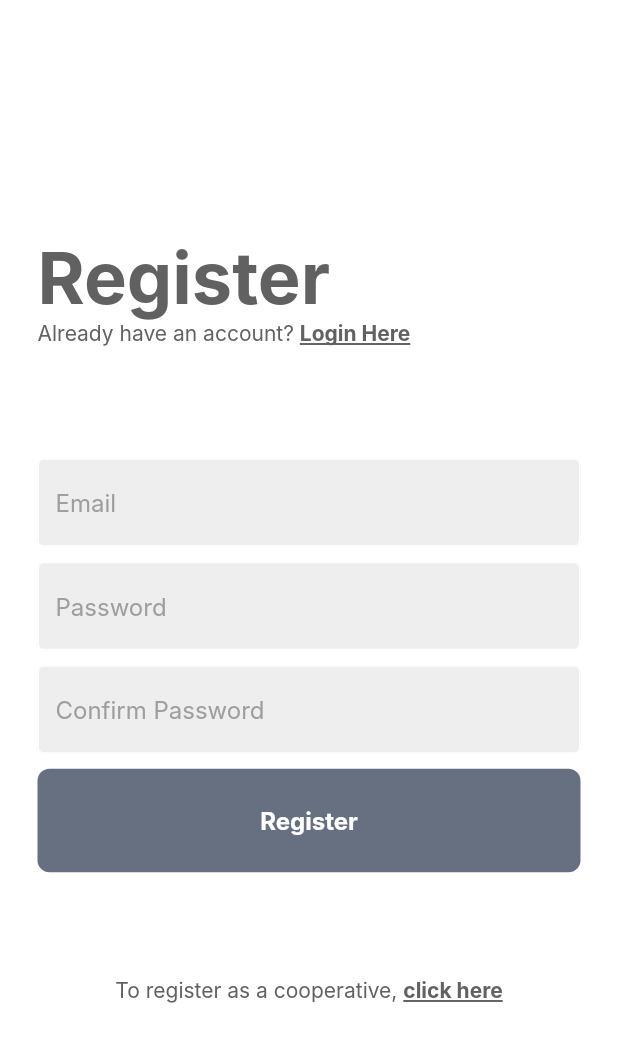
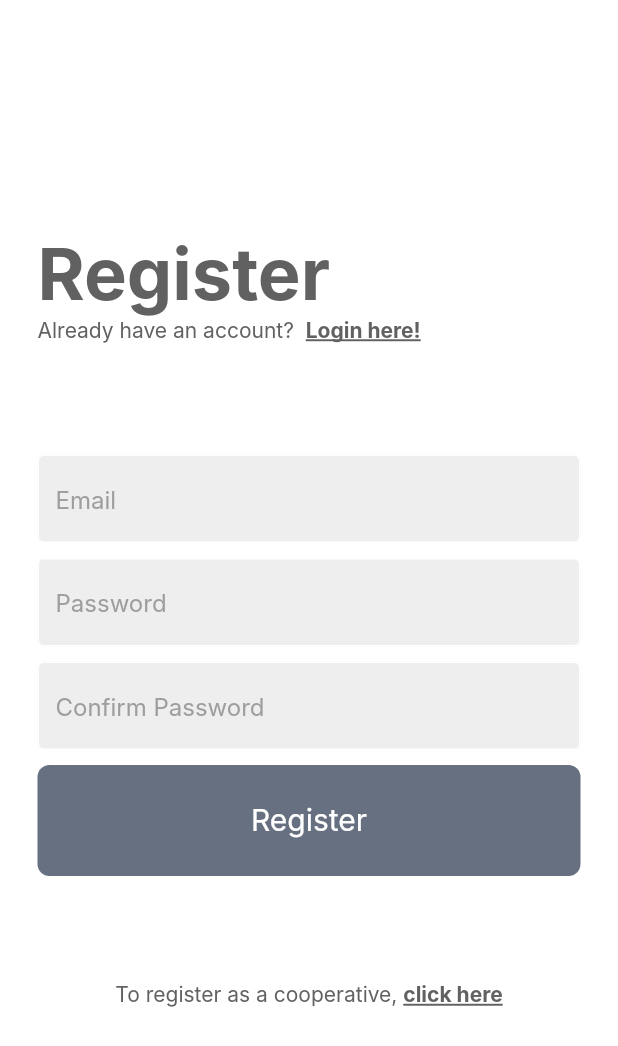
Before and after one commit to Villy15/cooptourism, a Flutter app: the screen it shows after launch, after a tap on "Register now!", on a phone screen of 412 x 824 dp. Shown: the top 1046 px of the screen. Run offline on Flutter 3.47's test engine with Material 2 defaults, Android fonts, the phone set to English and light mode, and no system bars; Roboto replaces fonts that are missing (Inter).

Commit message:
Add theme in main

```diff
--- a/lib/components/button.dart
+++ b/lib/components/button.dart
@@ -23,11 +23,9 @@ class _MyButtonState extends State<MyButton> {
       child: Center(
         child: Text(
           widget.text,
-          style: const TextStyle(
+          style: Theme.of(context).textTheme.bodyMedium?.copyWith(
             color: Colors.white,
-            fontWeight: FontWeight.bold,
-            fontSize: 16,
-          )
+          ),
         ),
       )
     );
--- a/lib/main.dart
+++ b/lib/main.dart
@@ -13,23 +13,39 @@ class MyApp extends StatelessWidget {
     return MaterialApp(
       debugShowCheckedModeBanner: false,
       theme: ThemeData(
-        // Font Family
-        fontFamily: "Inter",
-        primaryColor: Colors.blue[900],
+        // Define the default brightness and colors.
+        brightness: Brightness.dark,
+        primaryColor: Colors.lightBlue[800],
+
+        // Define the default font family.
+        fontFamily: 'Inter',
 
         // Text Themes
-        textTheme:  const TextTheme(
+        textTheme: TextTheme(
+          // BODY LARGE
           bodyLarge: TextStyle(
-            fontSize: 18,
+            fontSize: 48,
             fontWeight: FontWeight.bold,
+            color: Colors.grey[700],
           ),
+
+          // BODY MEDIUM
           bodyMedium: TextStyle(
+            fontSize: 20,
+            fontWeight: FontWeight.w400,
+            color: Colors.grey[700],
+          ),
+
+          // BODY SMALL
+          bodySmall: TextStyle(
             fontSize: 14,
             fontWeight: FontWeight.w400,
+            color: Colors.grey[700],
           ),
+
         ),
+      ),
 
-      ),
       home: const LoginOrRegister(),
     );
   }
--- a/lib/pages/login_page.dart
+++ b/lib/pages/login_page.dart
@@ -30,41 +30,32 @@ class _LoginPageState extends State<LoginPage> {
                 children: [
 
 
-
                   // New here? register now
                    Row(
                     children: [
                       Text(
                         "Login",
-                        style: TextStyle(
-                          fontSize: 48,
-                          fontWeight: FontWeight.bold,
-                          fontFamily: "Inter",
-                          color: Colors.grey[700],
-                        ),
+                        style: Theme.of(context).textTheme.bodyLarge,
                       ),
                     ],
                   ),
 
                   Row(
                     children: [
-                       Text(
+                        Text(
                         "New here? ",
-                        style: TextStyle(
-                          color: Colors.grey[700],
-                        ),
+                        style: Theme.of(context).textTheme.bodySmall,
                       ),
                       GestureDetector(
                         onTap: widget.onTap,
                         child: Text(
                           "Register now!",
-                          style: TextStyle(
-                            color: Colors.grey[700],
+                          style: Theme.of(context).textTheme.bodySmall?.copyWith(
+                            decoration: TextDecoration.underline,
                             fontWeight: FontWeight.bold,
-                            decoration: TextDecoration.underline,
-                          ),
                         ),
                       ),
+                      )
                     ],
                   ),
 
@@ -104,10 +95,9 @@ class _LoginPageState extends State<LoginPage> {
                     onTap: () {},
                     child: Text(
                       "Forgot Password?",
-                      style: TextStyle(
-                        color: Colors.grey[700],
+                      style: Theme.of(context).textTheme.bodySmall?.copyWith(
+                        decoration: TextDecoration.underline,
                         fontWeight: FontWeight.bold,
-                        decoration: TextDecoration.underline,
                       ),
                     ),
                   ),
@@ -120,18 +110,15 @@ class _LoginPageState extends State<LoginPage> {
                     children: [
                        Text(
                         "To register as a cooperative, ",
-                        style: TextStyle(
-                          color: Colors.grey[700],
-                        ),
+                        style: Theme.of(context).textTheme.bodySmall,
                       ),
                       GestureDetector(
                         // onTap: widget.onTap,
                         child: Text(
                           "click here",
-                          style: TextStyle(
-                            color: Colors.grey[700],
+                          style: Theme.of(context).textTheme.bodySmall?.copyWith(
+                            decoration: TextDecoration.underline,
                             fontWeight: FontWeight.bold,
-                            decoration: TextDecoration.underline,
                           ),
                         ),
                       ),
--- a/lib/pages/register_page.dart
+++ b/lib/pages/register_page.dart
@@ -30,42 +30,32 @@ class _RegisterPageState extends State<RegisterPage> {
                 mainAxisAlignment: MainAxisAlignment.center,
                 children: [
 
-
-
                   // New here? register now
                    Row(
                     children: [
                       Text(
                         "Register",
-                        style: TextStyle(
-                          fontSize: 48,
-                          fontWeight: FontWeight.bold,
-                          fontFamily: "Inter",
-                          color: Colors.grey[700],
-                        ),
+                        style: Theme.of(context).textTheme.bodyLarge,
                       ),
                     ],
                   ),
 
                   Row(
                     children: [
-                       Text(
-                        "Already have an account? ",
-                        style: TextStyle(
-                          color: Colors.grey[700],
-                        ),
+                        Text(
+                        "Already have an account?  ",
+                        style: Theme.of(context).textTheme.bodySmall,
                       ),
                       GestureDetector(
                         onTap: widget.onTap,
                         child: Text(
-                          "Login Here",
-                          style: TextStyle(
-                            color: Colors.grey[700],
+                          "Login here!",
+                          style: Theme.of(context).textTheme.bodySmall?.copyWith(
+                            decoration: TextDecoration.underline,
                             fontWeight: FontWeight.bold,
-                            decoration: TextDecoration.underline,
-                          ),
                         ),
                       ),
+                      )
                     ],
                   ),
 
@@ -118,18 +108,15 @@ class _RegisterPageState extends State<RegisterPage> {
                     children: [
                        Text(
                         "To register as a cooperative, ",
-                        style: TextStyle(
-                          color: Colors.grey[700],
-                        ),
+                        style: Theme.of(context).textTheme.bodySmall,
                       ),
                       GestureDetector(
                         // onTap: widget.onTap,
                         child: Text(
                           "click here",
-                          style: TextStyle(
-                            color: Colors.grey[700],
+                          style: Theme.of(context).textTheme.bodySmall?.copyWith(
+                            decoration: TextDecoration.underline,
                             fontWeight: FontWeight.bold,
-                            decoration: TextDecoration.underline,
                           ),
                         ),
                       ),
```
